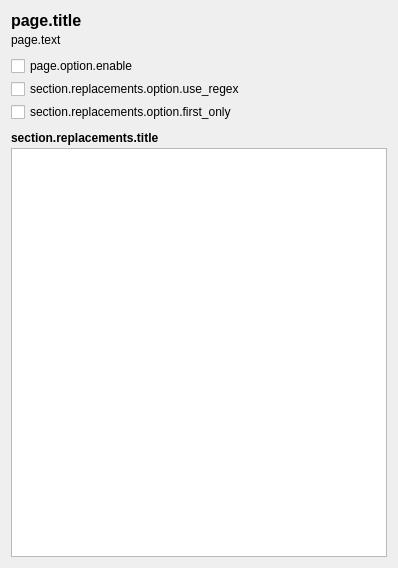
Qt form options_genre_mapper.ui (rdswift/picard-plugin-genre-mapper) before a commit.
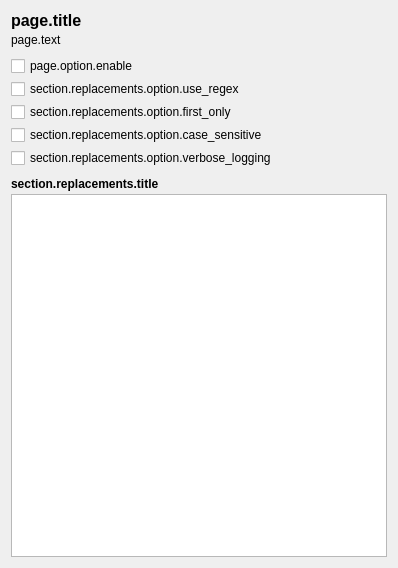
The same form after that commit.

Commit message: Add options for case-sensitive matching and verbose debug logging

What changed in the file:
```diff
--- a/options_genre_mapper.ui
+++ b/options_genre_mapper.ui
@@ -122,6 +122,20 @@
        </property>
       </widget>
      </item>
+     <item>
+      <widget class="QCheckBox" name="cb_case_sensitive">
+       <property name="text">
+        <string>section.replacements.option.case_sensitive</string>
+       </property>
+      </widget>
+     </item>
+     <item>
+      <widget class="QCheckBox" name="cb_verbose_logging">
+       <property name="text">
+        <string>section.replacements.option.verbose_logging</string>
+       </property>
+      </widget>
+     </item>
      <item>
       <spacer name="verticalSpacer_2">
        <property name="orientation">
@@ -142,7 +156,6 @@
       <widget class="QLabel" name="section_replacements_title">
        <property name="font">
         <font>
-         <weight>75</weight>
          <bold>true</bold>
         </font>
        </property>
@@ -169,7 +182,6 @@
         <font>
          <family>Courier New</family>
          <pointsize>10</pointsize>
-         <weight>50</weight>
          <bold>false</bold>
         </font>
        </property>
```
Left out of the diff: 23 changed lines with no effect on the pictures. The commit also changes 7 other files.
